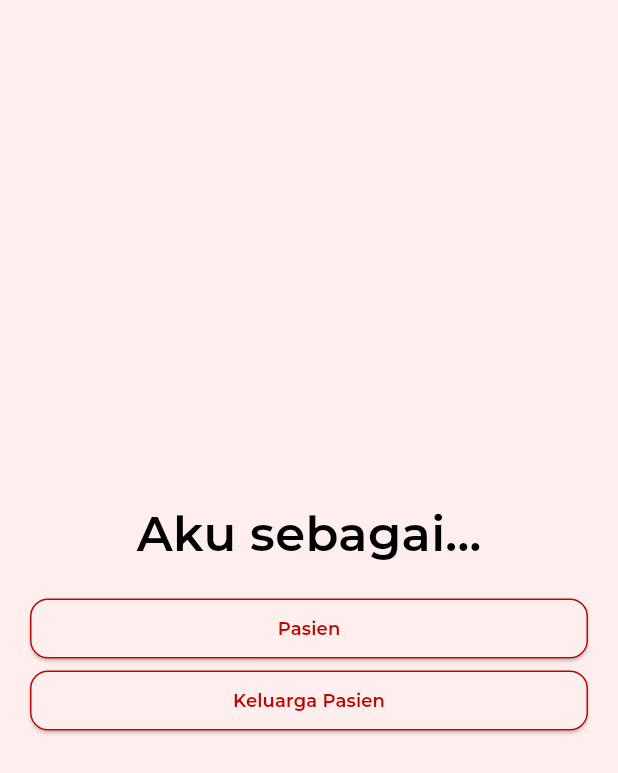
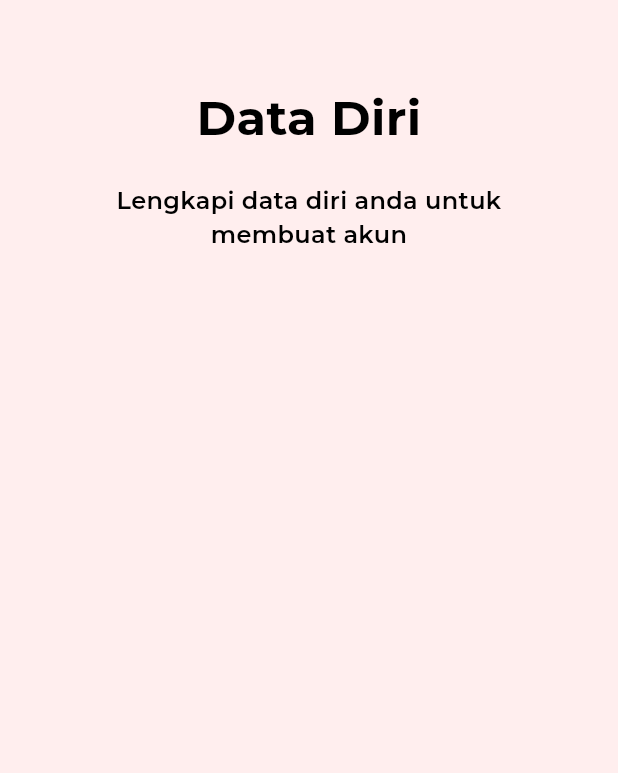
Before and after one commit to ariqfrhan/cardi_care, a Flutter app: the SignasScreen screen opened by its route, after a tap on "Pasien", on a phone screen of 412 x 824 dp. Shown: the top 773 px of the screen. Run offline on Flutter 3.47's test engine with Material 3 defaults, Android fonts, the light colour scheme and no system bars; our stand-ins replace firebase_core, get, google_fonts; accounts and stored records are empty.

Commit message:
`feat` signup pasien

```diff
--- a/lib/routes.dart
+++ b/lib/routes.dart
@@ -1,5 +1,6 @@
 import 'package:cardi_care/views/onboarding_screen.dart';
 import 'package:cardi_care/views/signas_screen.dart';
+import 'package:cardi_care/views/signup_pasien_screen.dart';
 import 'package:cardi_care/views/splash_screen.dart';
 import 'package:get/get.dart';
 
@@ -7,10 +8,24 @@ class Routes {
   static String splash = '/';
   static String onboarding = '/onboarding';
   static String signAs = '/sign-as';
+  static String signupPasien = '/signup-pasien';
 
   static List<GetPage> routes = [
-    GetPage(name: splash, page: () => const SplashScreen()),
-    GetPage(name: onboarding, page: () => const OnboardingScreen()),
-    GetPage(name: signAs, page: () => const SignasScreen())
+    GetPage(
+      name: splash,
+      page: () => const SplashScreen(),
+    ),
+    GetPage(
+      name: onboarding,
+      page: () => const OnboardingScreen(),
+    ),
+    GetPage(
+      name: signAs,
+      page: () => const SignasScreen(),
+    ),
+    GetPage(
+      name: signupPasien,
+      page: () => const SignupPasienScreen(),
+    )
   ];
 }
--- a/lib/views/signas_screen.dart
+++ b/lib/views/signas_screen.dart
@@ -1,6 +1,8 @@
+import 'package:cardi_care/routes.dart';
 import 'package:cardi_care/shared/theme.dart';
 import 'package:flutter/material.dart';
 import 'package:flutter/widgets.dart';
+import 'package:get/get.dart';
 
 class SignasScreen extends StatelessWidget {
   const SignasScreen({super.key});
@@ -22,7 +24,7 @@ class SignasScreen extends StatelessWidget {
               SizedBox(
                 width: double.maxFinite,
                 child: ElevatedButton(
-                  onPressed: () {},
+                  onPressed: () => Get.toNamed(Routes.signupPasien),
                   style: ElevatedButton.styleFrom(
                       backgroundColor: whiteColor,
                       side: BorderSide(color: redColor),
--- /dev/null
+++ b/lib/views/signup_pasien_screen.dart
@@ -0,0 +1,39 @@
+import 'package:cardi_care/shared/theme.dart';
+import 'package:flutter/material.dart';
+
+class SignupPasienScreen extends StatelessWidget {
+  const SignupPasienScreen({super.key});
+
+  @override
+  Widget build(BuildContext context) {
+    return Scaffold(
+      body: ListView(
+        padding: const EdgeInsets.symmetric(horizontal: 36),
+        children: [
+          const SizedBox(
+            height: 56,
+          ),
+          Text(
+            'Data Diri',
+            textAlign: TextAlign.center,
+            style: blackText.copyWith(
+              fontSize: 32,
+              fontWeight: bold,
+            ),
+          ),
+          const SizedBox(
+            height: 20,
+          ),
+          Text(
+            'Lengkapi data diri anda untuk membuat akun',
+            textAlign: TextAlign.center,
+            style: blackText.copyWith(
+              fontSize: 16,
+              fontWeight: semibold,
+            ),
+          ),
+        ],
+      ),
+    );
+  }
+}
```
